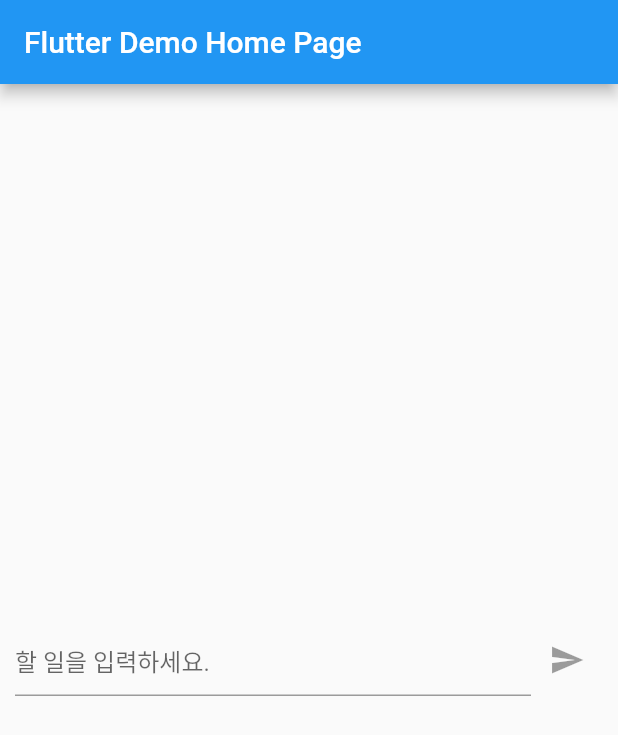
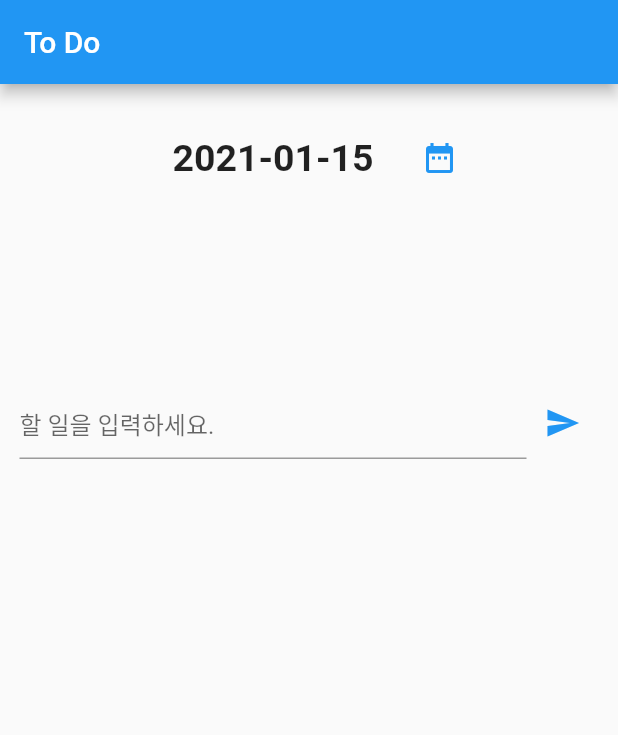
Before and after one commit to boring-km/flutter_todo, a Flutter app: the screen it shows after launch, on a phone screen of 412 x 824 dp. Shown: the top 735 px of the screen. Run offline on Flutter 3.47's test engine with Material 2 defaults, Android fonts, the phone set to English and light mode, and no system bars.

Commit message:
[TD-06-ck] main.dart 커밋 제목 변경, DatePicker 생성, Icon 색 변경

```diff
--- a/lib/main.dart
+++ b/lib/main.dart
@@ -3,6 +3,7 @@ import 'package:flutter/material.dart';
 void main() {
   runApp(MyApp());
 }
+
 
 class MyApp extends StatelessWidget {
   @override
@@ -12,7 +13,7 @@ class MyApp extends StatelessWidget {
       theme: ThemeData(
         primarySwatch: Colors.blue,
       ),
-      home: MyHomePage(title: 'Flutter Demo Home Page'),
+      home: MyHomePage(title: 'To Do'),
     );
   }
 }
@@ -27,6 +28,20 @@ class MyHomePage extends StatefulWidget {
 
 class _MyHomePageState extends State<MyHomePage> {
   final _todoTextEditController = TextEditingController();
+  DateTime selectedDate = DateTime.now();
+
+  _selectDate(BuildContext context) async {
+    final DateTime picked = await showDatePicker(
+      context: context,
+      initialDate: selectedDate, // Refer step 1
+      firstDate: DateTime(2000),
+      lastDate: DateTime(2025),
+    );
+    if (picked != null && picked != selectedDate)
+      setState(() {
+        selectedDate = picked;
+      });
+  }
 
   @override
   Widget build(BuildContext context) {
@@ -36,10 +51,39 @@ class _MyHomePageState extends State<MyHomePage> {
       ),
       body: Center(
         child: Padding(
+          padding: const EdgeInsets.all(5.0),
+          child: Column(
+            children: <Widget>[
+              Padding(
                 padding: const EdgeInsets.all(10.0),
                 child: Row(
+                  mainAxisSize: MainAxisSize.min,
+                  children: <Widget>[
+                    Padding(
+                      padding: const EdgeInsets.all(20.0),
+                      child: Text(
+                        "${selectedDate.toLocal()}".split(' ')[0],
+                        style: TextStyle(fontSize: 25, fontWeight: FontWeight.bold),
+                      ),
+                    ),
+                    IconButton(
+                        icon: Icon(Icons.date_range),
+                        color: Colors.blue,
+                        onPressed: () => _selectDate(context),
+                    ),
+                  ],
+                ),
+              ),
+
+              SizedBox(
+                height: 100,
+              ),
+
+              Padding(
+                padding: const EdgeInsets.all(8.0),
+                child: Row(
                   mainAxisAlignment: MainAxisAlignment.end,
-            children: <Widget>[
+                  children: <Widget> [
                     Flexible(
                       child: TextFormField(
                         controller: _todoTextEditController,
@@ -61,9 +105,14 @@ class _MyHomePageState extends State<MyHomePage> {
                       child: IconButton(
                         color: Colors.blue,
                         icon: Icon(Icons.send),
+                        onPressed: () {
 
+                        },
                       ),
                     )
+                  ],
+                ),
+              ),
             ],
           ),
         ),
```
Lines whose indentation alone changed are shown as unchanged.
